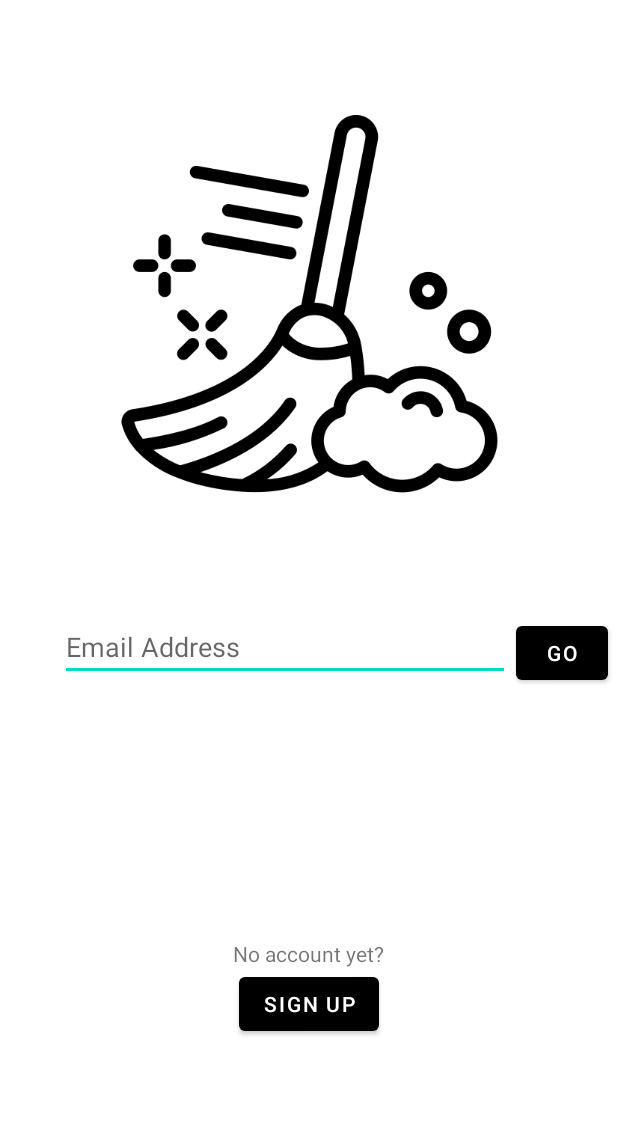
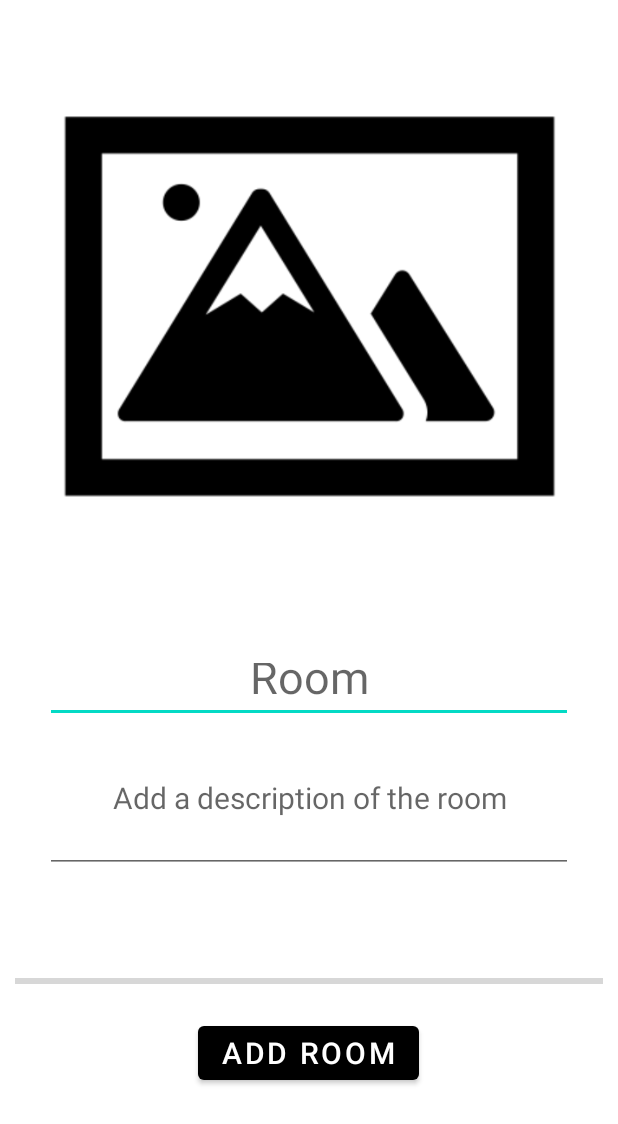
Before and after one commit to KarimSamaha98/tidy_app, an Android app: the screen it shows after launch (MainActivity), on a phone screen of 412 x 824 dp. Shown: the top 1124 px of the screen. Run offline under Robolectric (Android 15) with nearby library versions, the phone set to English and light mode, and no system bars; our stand-ins replace Firebase (no records; nobody signed in at launch, a user with empty details on screens opened directly), data binding, navigation-ui; 1 statement that could not run was skipped.

Commit message:
updated AddRooms

```diff
--- a/tidy/app/src/main/java/com/epfl/esl/tidy/admin/AddRoomsViewModel.kt
+++ b/tidy/app/src/main/java/com/epfl/esl/tidy/admin/AddRoomsViewModel.kt
@@ -1,10 +1,17 @@
 package com.epfl.esl.tidy.admin
 
+import android.content.Context
+import android.graphics.Bitmap
 import android.net.Uri
+import android.provider.MediaStore
 import androidx.lifecycle.ViewModel
+import com.epfl.esl.tidy.datalayer.FirebaseRepository
+import com.epfl.esl.tidy.onGetDataListener
+import com.epfl.esl.tidy.utils.Constants
 import com.google.firebase.database.DatabaseReference
 import com.google.firebase.database.FirebaseDatabase
 import com.google.firebase.ktx.Firebase
+import com.google.firebase.storage.StorageReference
 import com.google.firebase.storage.ktx.storage
 
 class AddRoomsViewModel : ViewModel() {
@@ -15,9 +22,11 @@ class AddRoomsViewModel : ViewModel() {
     val tempID = 0
     var tempID_key : String
 
+    val repository = FirebaseRepository()
     val database: FirebaseDatabase = FirebaseDatabase.getInstance()
-    val roomRef: DatabaseReference = database.getReference("Space_IDs")
-    var storageRef = Firebase.storage.reference
+    val profileRef: DatabaseReference = database.getReference(Constants.PROFILES)
+    val spaceRef: DatabaseReference = database.getReference(Constants.SPACEIDS)
+    var storageRef: StorageReference = Firebase.storage.reference
 
     val roomMapping = mapOf(
         "Living Room" to 0,
@@ -34,4 +43,18 @@ class AddRoomsViewModel : ViewModel() {
         imageUrl = ""
         tempID_key = ""
     }
+
+    fun getRoomDetails(onGetDataListener: onGetDataListener) {
+        repository.getSpaceIdSnapshot(tempID, onGetDataListener) { r, d ->
+            repository.getRooms(r, d)
+        }
+    }
+
+    fun sendImagetoFirebase(imageBitmap: Bitmap) {
+        val saveString = tempID.toString() + "_" + roomMapping[roomName].toString()
+        val room = Room(roomName, roomDescription,)
+        repository.sendDataToFireBase(imageBitmap, saveString, Constants.ROOMS, tempID_key, room){uri, dC, temp, name ->
+            repository.putRoom(uri, dC, temp, name)
+        }
+    }
 }
--- a/tidy/app/src/main/java/com/epfl/esl/tidy/admin/Room.kt
+++ b/tidy/app/src/main/java/com/epfl/esl/tidy/admin/Room.kt
@@ -2,7 +2,7 @@ package com.epfl.esl.tidy.admin
 
 data class Room (val room:String = "",
                  val description: String = "",
-                 val imageUrl: String = ""){
+                 var imageUrl: String = ""){
     val roomID: Int
 //    TODO fix this mapping so can add multiple bathrooms and multiple items
     init {
--- a/tidy/app/src/main/java/com/epfl/esl/tidy/admin/Supply.kt
+++ b/tidy/app/src/main/java/com/epfl/esl/tidy/admin/Supply.kt
@@ -3,4 +3,4 @@ package com.epfl.esl.tidy.admin
 data class Supply (val name: String = "",
                    val quantity : Int = 0,
                    val supplyID : String = "",
-                    val logoUrl : String = "",)
+                   val logoUrl : String = "",)
--- a/tidy/app/src/main/java/com/epfl/esl/tidy/signin/ProfileLogin.kt
+++ b/tidy/app/src/main/java/com/epfl/esl/tidy/signin/ProfileLogin.kt
@@ -90,6 +90,7 @@ class ProfileLogin : Fragment() {
                     if (!correctUsername) {
                         Toast.makeText(context,"You should register first.",
                             Toast.LENGTH_LONG).show()
+                        //TODO If the username wrong should take them back to fill in username info, otherwise they have no way of correcting a username mistake.
                     }
 
                     if (correctUsername && correctPassword) {
--- a/tidy/app/src/main/java/com/epfl/esl/tidy/utils/Constants.kt
+++ b/tidy/app/src/main/java/com/epfl/esl/tidy/utils/Constants.kt
@@ -5,4 +5,5 @@ object Constants {
     const val SPACEIDS: String = "Space_IDs"
     const val SPACEID: String = "Space_ID"
     const val PROFILES: String = "Profiles"
+    const val SUPPLIES: String = "Supplies"
 }
--- a/tidy/app/src/main/java/com/epfl/esl/tidy/utils/Response.kt
+++ b/tidy/app/src/main/java/com/epfl/esl/tidy/utils/Response.kt
@@ -16,6 +16,5 @@ data class Response (
 
 interface onGetDataListener {
     fun onSuccess(response: Response)
-    fun onStart()
     fun onFailure(response: Response)
 }
--- a/tidy/app/src/main/res/layout/add_rooms_fragment.xml
+++ b/tidy/app/src/main/res/layout/add_rooms_fragment.xml
@@ -1,5 +1,6 @@
 <?xml version="1.0" encoding="utf-8"?>
-<layout xmlns:android="http://schemas.android.com/apk/res/android"
+<layout xmlns:tools="http://schemas.android.com/tools"
+    xmlns:android="http://schemas.android.com/apk/res/android"
     xmlns:app="http://schemas.android.com/apk/res-auto">
 
     <androidx.constraintlayout.widget.ConstraintLayout
@@ -60,13 +61,13 @@
 
 
         <FrameLayout
+            android:id="@+id/frameLayout3"
             android:layout_width="match_parent"
             android:layout_height="wrap_content"
             android:layout_marginTop="64dp"
-            android:layout_marginLeft="20dp"
-            android:layout_marginRight="20dp"
             android:orientation="horizontal"
-            app:layout_constraintTop_toBottomOf="@+id/frameLayout">
+            app:layout_constraintTop_toBottomOf="@+id/frameLayout"
+            tools:layout_editor_absoluteX="20dp">
 
             <LinearLayout
                 android:id="@+id/SignInSignUpButtons"
@@ -81,7 +82,7 @@
                     style="@style/Widget.AppCompat.ProgressBar.Horizontal"
                     android:layout_width="match_parent"
                     android:layout_height="wrap_content"
-                    android:layout_marginBottom="16dp"/>
+                    android:layout_marginBottom="16dp" />
 
                 <Button
                     android:id="@+id/AddRoomButton"
@@ -89,7 +90,7 @@
                     android:layout_height="wrap_content"
                     android:layout_gravity="center"
                     android:text="@string/add_room"
-                    android:textSize="20sp"/>
+                    android:textSize="20sp" />
 
                 <!--                <Button-->
                 <!--                    android:id="@+id/SignUpButton"-->
@@ -102,5 +103,25 @@
 
         </FrameLayout>
 
+        <ProgressBar
+            android:id="@+id/progress_circular"
+            android:layout_width="wrap_content"
+            android:layout_height="wrap_content"
+            app:layout_constraintLeft_toLeftOf="parent"
+            app:layout_constraintRight_toRightOf="parent"
+            app:layout_constraintTop_toTopOf="@+id/recycler_view_rooms"
+            app:layout_constraintBottom_toBottomOf="@+id/recycler_view_rooms"/>
+
+        <androidx.recyclerview.widget.RecyclerView
+            android:id="@+id/recycler_view_rooms"
+            android:layout_width="match_parent"
+            android:layout_height="350dp"
+            android:layout_marginLeft="50dp"
+            android:layout_marginRight="50dp"
+            android:layout_marginTop="50dp"
+            app:layout_constraintEnd_toEndOf="parent"
+            app:layout_constraintStart_toStartOf="parent"
+            app:layout_constraintTop_toBottomOf="@+id/frameLayout3" />
+
     </androidx.constraintlayout.widget.ConstraintLayout>
 </layout>
--- a/tidy/app/src/main/res/navigation/navigation.xml
+++ b/tidy/app/src/main/res/navigation/navigation.xml
@@ -3,7 +3,7 @@
     xmlns:app="http://schemas.android.com/apk/res-auto"
     xmlns:tools="http://schemas.android.com/tools"
     android:id="@+id/navigation"
-    app:startDestination="@id/profileLogin">
+    app:startDestination="@id/addRoomsFragment">
 
 
     <fragment
@@ -28,11 +28,6 @@
             android:id="@+id/action_signUp_to_profileLogin"
             app:destination="@id/profileLogin" />
     </fragment>
-
-    <fragment
-        android:id="@+id/addRooms"
-        android:name="com.epfl.esl.tidy.admin.AddRoomFragment"
-        android:label="AddRooms" />
     <fragment
         android:id="@+id/addTasks"
         android:name="com.epfl.esl.tidy.tasks.AddNewTask"
@@ -59,6 +54,10 @@
             android:id="@+id/action_settings_to_profileLogin"
             app:destination="@id/profileLogin" />
     </fragment>
+    <fragment
+        android:id="@+id/addRoomsFragment"
+        android:name="com.epfl.esl.tidy.AddRoomsFragment"
+        android:label="AddRoomsFragment" />
 
 
 </navigation>
```
Also changed, not shown: tidy/app/src/main/java/com/epfl/esl/tidy/admin/AddRoomsFragment.kt (+45 -77 lines), tidy/app/src/main/java/com/epfl/esl/tidy/datalayer/FirebaseRepository.kt (+104 -12 lines), tidy/app/src/main/java/com/epfl/esl/tidy/overview/OverviewFragment.kt (+4 -4 lines), tidy/app/src/main/java/com/epfl/esl/tidy/overview/OverviewViewModel.kt (+6 -6 lines). Lines whose indentation alone changed are shown as unchanged.
